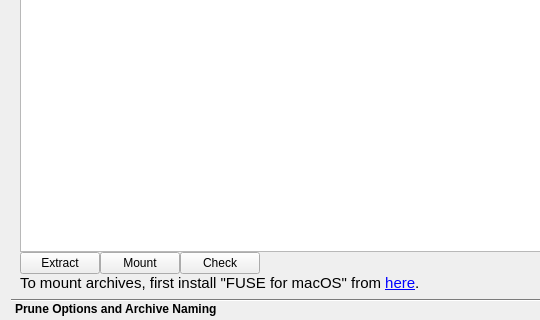
Old version of the form src/vorta/assets/UI/archivetab.ui in the repository borgbase/vorta; both pictures show x 0 to 540 and y 194 to 514 of the 799 by 514 pixel window.
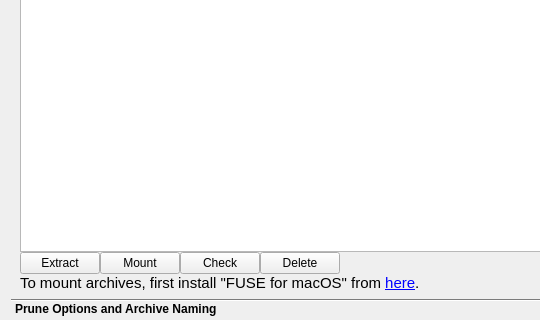
New version of the form. Icons and pictures are not drawn.

Commit message: Implement feature to delete specific archive (#164)

```diff
--- a/src/vorta/assets/UI/archivetab.ui
+++ b/src/vorta/assets/UI/archivetab.ui
@@ -42,8 +42,8 @@
        <rect>
         <x>0</x>
         <y>0</y>
-        <width>775</width>
-        <height>441</height>
+        <width>787</width>
+        <height>443</height>
        </rect>
       </property>
       <attribute name="icon">
@@ -148,6 +148,17 @@
            </property>
           </widget>
          </item>
+         <item>
+          <widget class="QPushButton" name="deleteButton">
+           <property name="text">
+            <string>Delete</string>
+           </property>
+           <property name="icon">
+            <iconset resource="../icons/collection.qrc">
+             <normaloff>:/icons/trash.svg</normaloff>:/icons/trash.svg</iconset>
+           </property>
+          </widget>
+         </item>
          <item>
           <spacer name="horizontalSpacer">
            <property name="orientation">
```
Left out of the diff: 6 changed lines with no effect on the pictures. The commit also changes 3 other files.
